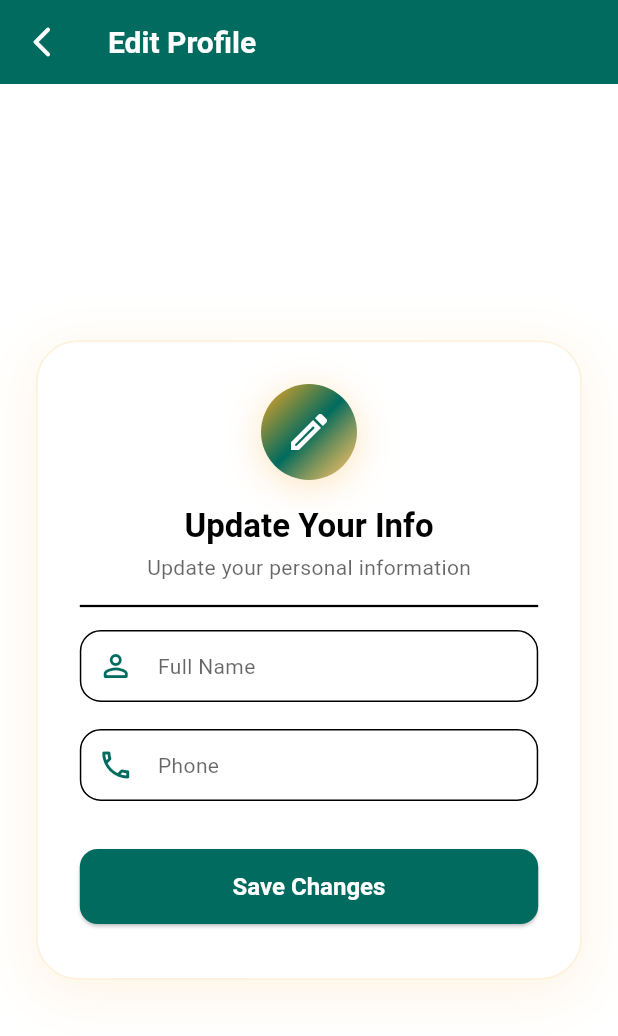
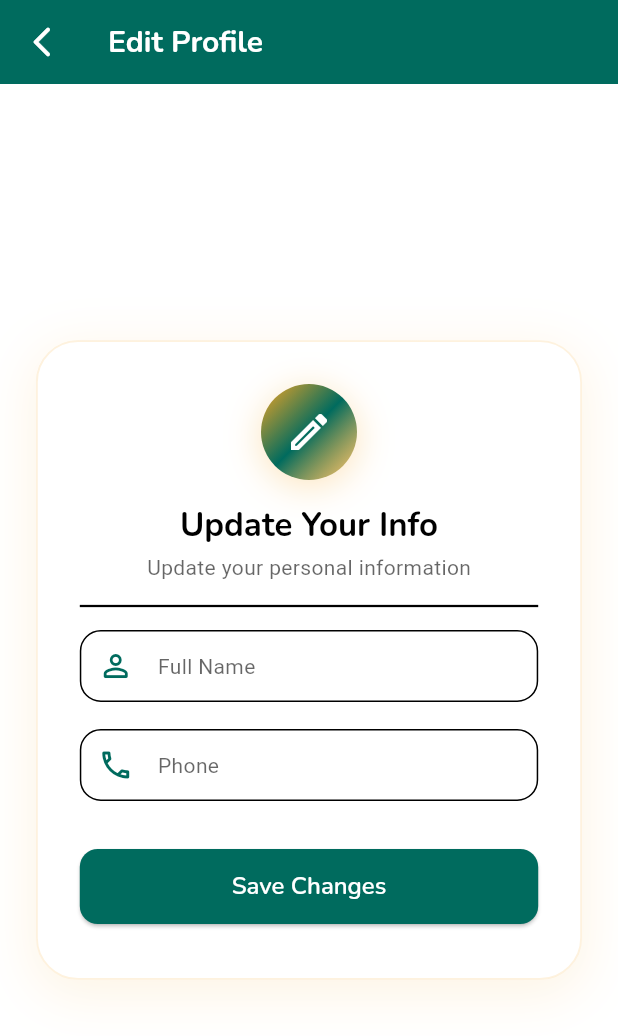
Before and after one commit to muuhsofts/nearbyfundi_application, a Flutter app: the EditProfileScreen screen opened by its route, on a phone screen of 412 x 824 dp. Shown: the top 1036 px of the screen. Run offline on Flutter 3.47's test engine with Material 3 defaults, Android fonts, the phone set to English and light mode, and no system bars; our stand-ins replace cached_network_image, dio, file_picker, firebase_core, firebase_messaging, flutter_local_notifications and 11 more; missing offline and left inert: flutter_sound; accounts and stored records are empty; network calls fail.

Commit message:
push phase 1 at 80 percent

```diff
--- a/nearbyfundi/lib/config/app_theme.dart
+++ b/nearbyfundi/lib/config/app_theme.dart
@@ -55,40 +55,40 @@ class AppTheme {
   static Color get greyText => Colors.grey.shade600;
   static Color get darkText => black;
 
-  // ===== TEXT STYLES =====
-  static TextStyle get bodyText => GoogleFonts.poppins(
+  // ===== TEXT STYLES (NUNITO) =====
+  static TextStyle get bodyText => GoogleFonts.nunito(
     fontSize: 14,
     color: greyText,
   );
-  static TextStyle get headline2 => GoogleFonts.poppins(
+  static TextStyle get headline2 => GoogleFonts.nunito(
     fontSize: 22,
     fontWeight: FontWeight.w600,
     color: darkText,
   );
-  static TextStyle get buttonText => GoogleFonts.poppins(
+  static TextStyle get buttonText => GoogleFonts.nunito(
     fontSize: 16,
     fontWeight: FontWeight.w600,
     color: light,
   );
 
-  static TextStyle get chatMessageText => GoogleFonts.poppins(
+  static TextStyle get chatMessageText => GoogleFonts.nunito(
     fontSize: 15,
     fontWeight: FontWeight.w400,
   );
-  static TextStyle get chatTimestampText => GoogleFonts.poppins(
+  static TextStyle get chatTimestampText => GoogleFonts.nunito(
     fontSize: 10,
     fontWeight: FontWeight.w400,
   );
-  static TextStyle get chatNameText => GoogleFonts.poppins(
+  static TextStyle get chatNameText => GoogleFonts.nunito(
     fontSize: 16,
     fontWeight: FontWeight.w600,
   );
-  static TextStyle get chatEmptyText => GoogleFonts.poppins(
+  static TextStyle get chatEmptyText => GoogleFonts.nunito(
     fontSize: 16,
     fontWeight: FontWeight.w400,
     color: Colors.grey,
   );
-  static TextStyle get chatHeaderText => GoogleFonts.poppins(
+  static TextStyle get chatHeaderText => GoogleFonts.nunito(
     fontSize: 18,
     fontWeight: FontWeight.w600,
   );
@@ -198,7 +198,7 @@ class AppTheme {
         borderSide: const BorderSide(color: errorColor, width: 2),
       ),
       contentPadding: const EdgeInsets.symmetric(horizontal: 16, vertical: 16),
-      labelStyle: GoogleFonts.poppins(color: Colors.grey.shade600, fontSize: 14),
+      labelStyle: GoogleFonts.nunito(color: Colors.grey.shade600, fontSize: 14),
     );
   }
 
@@ -208,7 +208,7 @@ class AppTheme {
   }) {
     return InputDecoration(
       hintText: hint ?? 'Type a message...',
-      hintStyle: GoogleFonts.poppins(
+      hintStyle: GoogleFonts.nunito(
         color: isDark ? Colors.white54 : Colors.grey.shade400,
         fontSize: 14,
       ),
@@ -230,7 +230,7 @@ class AppTheme {
     );
   }
 
-  // ===== LIGHT THEME =====
+  // ===== LIGHT THEME (NUNITO) =====
   static final ThemeData lightTheme = ThemeData(
     brightness: Brightness.light,
     primaryColor: primary,
@@ -241,40 +241,40 @@ class AppTheme {
       error: errorColor,
       surface: Colors.white,
     ),
-    textTheme: GoogleFonts.poppinsTextTheme().copyWith(
+    textTheme: GoogleFonts.nunitoTextTheme().copyWith(
       bodyLarge: const TextStyle(color: Colors.black87),
       bodyMedium: const TextStyle(color: Colors.black54),
-      headlineMedium: TextStyle(
+      headlineMedium: GoogleFonts.nunito(
         fontSize: 22,
         fontWeight: FontWeight.w600,
         color: Colors.black87,
       ),
-      titleMedium: TextStyle(
+      titleMedium: GoogleFonts.nunito(
         fontSize: 16,
         fontWeight: FontWeight.w600,
         color: Colors.black87,
       ),
-      titleSmall: TextStyle(
+      titleSmall: GoogleFonts.nunito(
         fontSize: 14,
         fontWeight: FontWeight.w500,
         color: Colors.black54,
       ),
-      bodySmall: TextStyle(
+      bodySmall: GoogleFonts.nunito(
         fontSize: 12,
         color: Colors.black54,
       ),
     ),
-    appBarTheme: const AppBarTheme(
+    appBarTheme: AppBarTheme(
       backgroundColor: Colors.white,
       foregroundColor: Colors.black,
       elevation: 0,
       centerTitle: false,
-      titleTextStyle: TextStyle(
+      titleTextStyle: GoogleFonts.nunito(
         fontSize: 20,
         fontWeight: FontWeight.w600,
         color: Colors.black,
       ),
-      iconTheme: IconThemeData(color: Colors.black),
+      iconTheme: const IconThemeData(color: Colors.black),
     ),
     inputDecorationTheme: const InputDecorationTheme(
       filled: true,
@@ -306,7 +306,7 @@ class AppTheme {
         shape: RoundedRectangleBorder(
           borderRadius: BorderRadius.circular(borderRadiusMedium),
         ),
-        textStyle: const TextStyle(fontSize: 16, fontWeight: FontWeight.w600),
+        textStyle: GoogleFonts.nunito(fontSize: 16, fontWeight: FontWeight.w600),
       ),
     ),
     outlinedButtonTheme: OutlinedButtonThemeData(
@@ -317,13 +317,13 @@ class AppTheme {
         shape: RoundedRectangleBorder(
           borderRadius: BorderRadius.circular(borderRadiusMedium),
         ),
-        textStyle: const TextStyle(fontSize: 16, fontWeight: FontWeight.w600),
+        textStyle: GoogleFonts.nunito(fontSize: 16, fontWeight: FontWeight.w600),
       ),
     ),
     textButtonTheme: TextButtonThemeData(
       style: TextButton.styleFrom(
         foregroundColor: primary,
-        textStyle: const TextStyle(fontSize: 13, fontWeight: FontWeight.w500),
+        textStyle: GoogleFonts.nunito(fontSize: 13, fontWeight: FontWeight.w500),
       ),
     ),
     cardTheme: const CardThemeData(
@@ -346,7 +346,7 @@ class AppTheme {
     ),
   );
 
-  // ===== DARK THEME – true black background, dark gray surfaces =====
+  // ===== DARK THEME (NUNITO) =====
   static final ThemeData darkTheme = ThemeData(
     brightness: Brightness.dark,
     primaryColor: primary,
@@ -357,45 +357,45 @@ class AppTheme {
       error: errorColor,
       surface: Color(0xFF1A1A1A),
     ),
-    textTheme: GoogleFonts.poppinsTextTheme().copyWith(
+    textTheme: GoogleFonts.nunitoTextTheme().copyWith(
       bodyLarge: const TextStyle(color: Colors.white),
       bodyMedium: const TextStyle(color: Colors.white70),
-      headlineMedium: TextStyle(
+      headlineMedium: GoogleFonts.nunito(
         fontSize: 22,
         fontWeight: FontWeight.w600,
         color: Colors.white,
       ),
-      titleLarge: TextStyle(
+      titleLarge: GoogleFonts.nunito(
         fontSize: 20,
         fontWeight: FontWeight.w600,
         color: Colors.white,
       ),
-      titleMedium: TextStyle(
+      titleMedium: GoogleFonts.nunito(
         fontSize: 16,
         fontWeight: FontWeight.w600,
         color: Colors.white,
       ),
-      titleSmall: TextStyle(
+      titleSmall: GoogleFonts.nunito(
         fontSize: 14,
         fontWeight: FontWeight.w500,
         color: Colors.white70,
       ),
-      bodySmall: TextStyle(
+      bodySmall: GoogleFonts.nunito(
         fontSize: 12,
         color: Colors.white70,
       ),
     ),
-    appBarTheme: const AppBarTheme(
+    appBarTheme: AppBarTheme(
       backgroundColor: Colors.black,
       foregroundColor: Colors.white,
       elevation: 0,
       centerTitle: false,
-      titleTextStyle: TextStyle(
+      titleTextStyle: GoogleFonts.nunito(
         fontSize: 20,
         fontWeight: FontWeight.w600,
         color: Colors.white,
       ),
-      iconTheme: IconThemeData(color: Colors.white),
+      iconTheme: const IconThemeData(color: Colors.white),
     ),
     inputDecorationTheme: const InputDecorationTheme(
       filled: true,
@@ -427,7 +427,7 @@ class AppTheme {
         shape: RoundedRectangleBorder(
           borderRadius: BorderRadius.circular(borderRadiusMedium),
         ),
-        textStyle: const TextStyle(fontSize: 16, fontWeight: FontWeight.w600),
+        textStyle: GoogleFonts.nunito(fontSize: 16, fontWeight: FontWeight.w600),
       ),
     ),
     outlinedButtonTheme: OutlinedButtonThemeData(
@@ -438,13 +438,13 @@ class AppTheme {
         shape: RoundedRectangleBorder(
           borderRadius: BorderRadius.circular(borderRadiusMedium),
         ),
-        textStyle: const TextStyle(fontSize: 16, fontWeight: FontWeight.w600),
+        textStyle: GoogleFonts.nunito(fontSize: 16, fontWeight: FontWeight.w600),
       ),
     ),
     textButtonTheme: TextButtonThemeData(
       style: TextButton.styleFrom(
         foregroundColor: primary,
-        textStyle: const TextStyle(fontSize: 13, fontWeight: FontWeight.w500),
+        textStyle: GoogleFonts.nunito(fontSize: 13, fontWeight: FontWeight.w500),
       ),
     ),
     cardTheme: const CardThemeData(
@@ -468,7 +468,7 @@ class AppTheme {
   );
 }
 
-// ===== THEME EXTENSION =====
+// ===== THEME EXTENSION (Nunito-based) =====
 extension ChatTheme on ThemeData {
   Color get chatBubbleSent => AppTheme.chatBubbleSent;
   Color get chatBubbleReceived => AppTheme.chatBubbleReceived;
--- a/nearbyfundi/pubspec.yaml
+++ b/nearbyfundi/pubspec.yaml
@@ -20,6 +20,7 @@ dependencies:
   toastification: ^2.1.0
   flutter_svg: ^2.0.9
   font_awesome_flutter: ^11.0.0
+
 
   # ============================================================
   # Maps & Location
```
